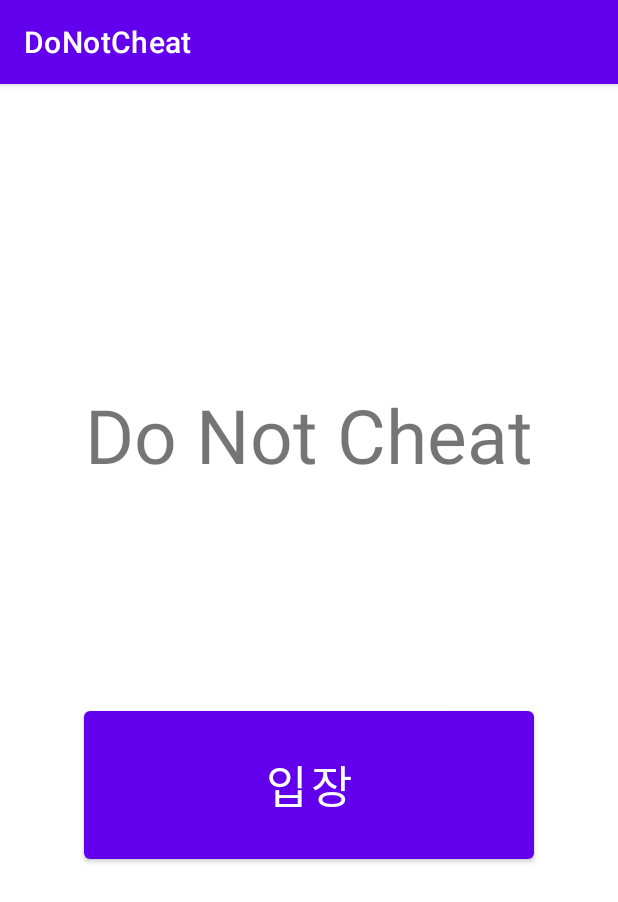
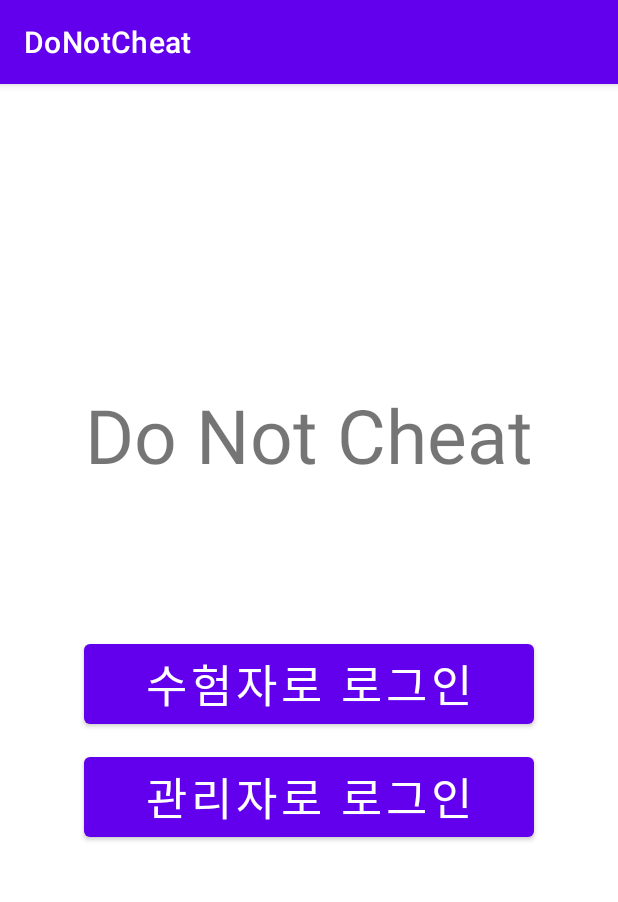
Before and after one commit to fprtmjinho/LeeChangNam, an Android app: the Exam screen opened directly, with no data from a screen before it, after a tap on "시험종료", on a phone screen of 412 x 824 dp. Shown: the top 902 px of the screen. Run offline under Robolectric (Android 15) with nearby library versions, the phone set to English and light mode, and no system bars.

Commit message:
관리자, 수험자 분할

```diff
--- a/app/src/main/AndroidManifest.xml
+++ b/app/src/main/AndroidManifest.xml
@@ -12,10 +12,13 @@
         android:theme="@style/Theme.DoNotCheat"
         tools:targetApi="31">
         <activity
+            android:name=".ManagerSignIn"
+            android:exported="false" />
+        <activity
             android:name=".Exam"
             android:exported="false" />
         <activity
-            android:name=".SignIn"
+            android:name=".ExamSignIn"
             android:exported="false" />
         <activity
             android:name=".MainActivity"
--- a/app/src/main/java/com/example/donotcheat/Exam.java
+++ b/app/src/main/java/com/example/donotcheat/Exam.java
@@ -13,16 +13,18 @@ public class Exam extends AppCompatActivity {
     TextureView examStart;
     Button examFinishButton;
 
+
     @Override
     protected void onCreate(Bundle savedInstanceState) {
         super.onCreate(savedInstanceState);
         setContentView(R.layout.activity_exam);
         examFinishButton = (Button) findViewById(R.id.finish);
         examStart = (TextureView) findViewById(R.id.cam);
+
         examFinishButton.setOnClickListener(new View.OnClickListener(){
             @Override
             public void onClick(View view) {
-                Intent intent = new Intent(getApplicationContext(), MainActivity.class); // signin뷰로 이동
+                Intent intent = new Intent(getApplicationContext(), MainActivity.class);
                 finish();
                 startActivity(intent);
 
--- a/app/src/main/java/com/example/donotcheat/MainActivity.java
+++ b/app/src/main/java/com/example/donotcheat/MainActivity.java
@@ -8,16 +8,26 @@ import android.view.View;
 import android.widget.Button;
 
 public class MainActivity extends AppCompatActivity {
-    Button entranceButton;
+    Button examSignInButton;
+    Button managerSignInButton;
     @Override
     protected void onCreate(Bundle savedInstanceState) {
         super.onCreate(savedInstanceState);
         setContentView(R.layout.activity_main);
-        entranceButton = (Button) findViewById(R.id.entrance);
-        entranceButton.setOnClickListener(new View.OnClickListener(){
+        examSignInButton = (Button) findViewById(R.id.examSignIn);
+        managerSignInButton = (Button) findViewById(R.id.managerSignIn);
+        examSignInButton.setOnClickListener(new View.OnClickListener(){
             @Override
             public void onClick(View view) {
-                Intent intent = new Intent(getApplicationContext(), SignIn.class); // signin뷰로 이동
+                Intent intent = new Intent(getApplicationContext(), ExamSignIn.class); // signin뷰로 이동
+                finish();
+                startActivity(intent);
+            }
+        });
+        managerSignInButton.setOnClickListener(new View.OnClickListener(){
+            @Override
+            public void onClick(View view) {
+                Intent intent = new Intent(getApplicationContext(), ManagerSignIn.class);
                 finish();
                 startActivity(intent);
             }
--- a/app/src/main/res/layout/activity_main.xml
+++ b/app/src/main/res/layout/activity_main.xml
@@ -7,26 +7,37 @@
     android:orientation="vertical"
     android:weightSum="3"
     android:paddingTop="200dp"
-    android:paddingBottom="200dp"
     tools:context=".MainActivity">
     <TextView
         android:layout_width="wrap_content"
         android:layout_height="wrap_content"
         android:layout_gravity="center"
-        android:layout_weight="1"
         android:text="Do Not Cheat"
-        android:textSize="50dp"
-        />
-    <Button
-        android:id="@+id/entrance"
-        android:layout_width="300dp"
+        android:textSize="50dp" />
+    <LinearLayout
+        android:layout_width="match_parent"
         android:layout_height="wrap_content"
-        android:layout_gravity="center_horizontal"
-        android:layout_weight="1"
-        android:layout_marginTop="100dp"
-        android:text="입장"
-        android:textSize="30dp"
-        />
+        android:layout_gravity="center"
+        android:orientation="vertical">
+        <Button
+            android:id="@+id/examSignIn"
+            android:layout_width="300dp"
+            android:layout_height="wrap_content"
+            android:layout_gravity="center"
+            android:layout_marginTop="100dp"
+            android:text="수험자로 로그인"
+            android:textSize="30dp"
+            />
+        <Button
+            android:id="@+id/managerSignIn"
+            android:layout_width="300dp"
+            android:layout_height="wrap_content"
+            android:layout_gravity="center"
+            android:layout_marginTop="10dp"
+            android:text="관리자로 로그인"
+            android:textSize="30dp"/>
+    </LinearLayout>
+
 
 
 </LinearLayout>
```
Also changed, not shown: app/build.gradle (+11 -0 lines), app/src/main/java/com/example/donotcheat/ExamSignIn.java (added, +95 -0 lines), app/src/main/java/com/example/donotcheat/ManagerSignIn.java (added, +62 -0 lines), app/src/main/java/com/example/donotcheat/SignIn.java (deleted, +0 -39 lines), app/src/main/res/layout/activity_exam_sign_in.xml (added, +33 -0 lines), app/src/main/res/layout/activity_manager_sign_in.xml (renamed from app/src/main/res/layout/activity_sign_in.xml, +7 -11 lines), app/src/main/res/layout/profile_input_dialog.xml (added, +114 -0 lines), build.gradle (+13 -3 lines), 1 other file.
